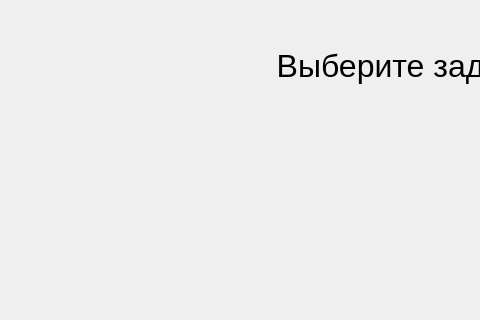
Deatheh/MathBattle, file taskselectionwindow.ui: the form before one commit; both pictures show x 0 to 480 and y 0 to 320 of the 800 by 600 pixel window.
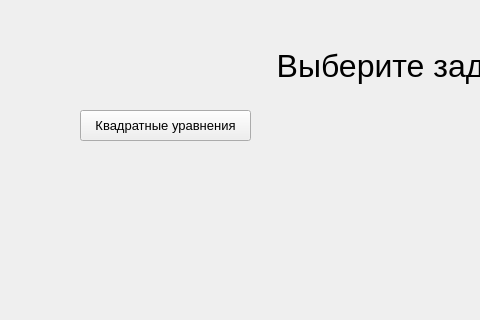
The form after the commit.

The edit to the form file:
```diff
--- a/taskselectionwindow.ui
+++ b/taskselectionwindow.ui
@@ -35,6 +35,24 @@
      <set>Qt::AlignCenter</set>
     </property>
    </widget>
+   <widget class="QPushButton" name="pushButton">
+    <property name="geometry">
+     <rect>
+      <x>80</x>
+      <y>110</y>
+      <width>171</width>
+      <height>31</height>
+     </rect>
+    </property>
+    <property name="font">
+     <font>
+      <pointsize>10</pointsize>
+     </font>
+    </property>
+    <property name="text">
+     <string>Квадратные уравнения</string>
+    </property>
+   </widget>
   </widget>
   <widget class="QMenuBar" name="menubar">
    <property name="geometry">
```
